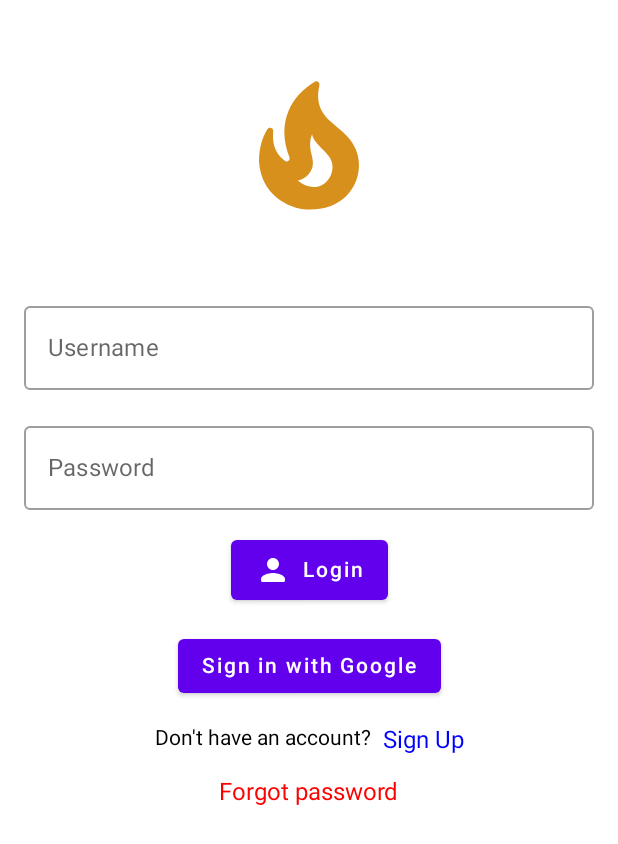
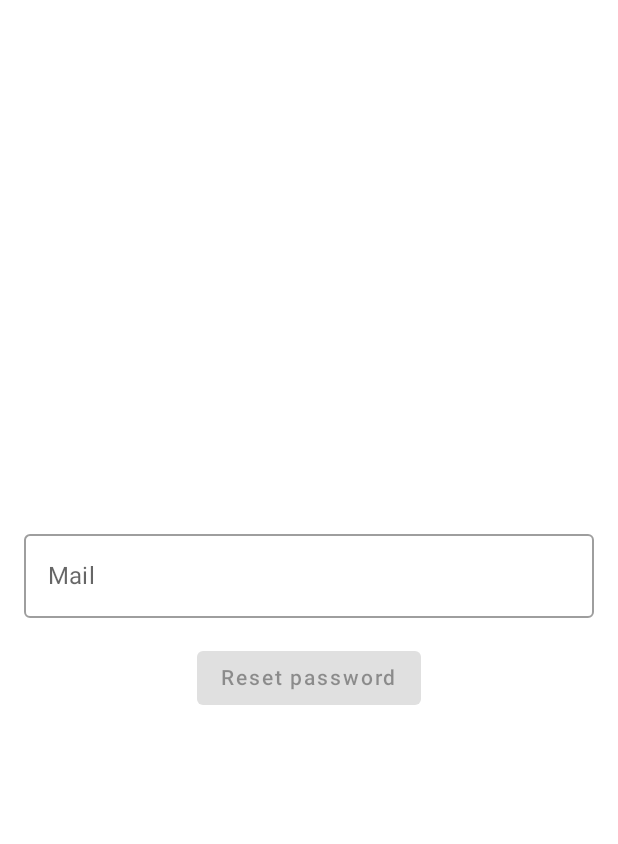
Before and after one commit to Mahmoud-m1994/complete-firebase, an Android app built with Jetpack Compose: the screen it shows after launch (MainActivity), after a tap on "Forgot password", on a phone screen of 412 x 824 dp. Shown: the top 844 px of the screen. Run offline under Robolectric (Android 15) with nearby library versions, the phone set to English and light mode, and no system bars; our stand-ins replace Firebase (no records; nobody signed in at launch, a user with empty details on screens opened directly).

Commit message:
implemented forgot password functionality with simple UI

```diff
--- a/app/src/main/java/com/example/complete_firebase/navigation/MyNavigation.kt
+++ b/app/src/main/java/com/example/complete_firebase/navigation/MyNavigation.kt
@@ -6,6 +6,7 @@ import androidx.compose.runtime.Composable
 import androidx.navigation.compose.NavHost
 import androidx.navigation.compose.composable
 import androidx.navigation.compose.rememberNavController
+import com.example.complete_firebase.screens.ForgotPasswordScreen
 import com.example.complete_firebase.screens.LoginScreen
 import com.example.complete_firebase.screens.MainScreen
 import com.example.complete_firebase.screens.SplashScreen
@@ -28,5 +29,8 @@ fun MyNavigation(firebaseAuth: FirebaseAuth) {
                 Log.d("TAG", "MyNavigation: Back pressed")
             }
         }
+        composable(route = Screen.ForgotPasswordScreen.screenName) {
+            ForgotPasswordScreen(navController = navController, auth = firebaseAuth)
+        }
     }
 }
--- a/app/src/main/java/com/example/complete_firebase/navigation/Screen.kt
+++ b/app/src/main/java/com/example/complete_firebase/navigation/Screen.kt
@@ -4,6 +4,7 @@ sealed class Screen( val screenName: String) {
     object SplashScreen : Screen("splash_screen")
     object LoginScreen : Screen("login_screen")
     object MainScreen : Screen("main_screen")
+    object ForgotPasswordScreen : Screen("forgot_password_screen")
 
     fun getArg(vararg args: String) : String {
         val output = buildString {
--- /dev/null
+++ b/app/src/main/java/com/example/complete_firebase/screens/ForgotPasswordScreen.kt
@@ -0,0 +1,72 @@
+package com.example.complete_firebase.screens
+
+import android.util.Log
+import androidx.compose.foundation.layout.Arrangement
+import androidx.compose.foundation.layout.Column
+import androidx.compose.foundation.layout.fillMaxSize
+import androidx.compose.foundation.layout.fillMaxWidth
+import androidx.compose.foundation.layout.padding
+import androidx.compose.material.OutlinedTextField
+import androidx.compose.material.Text
+import androidx.compose.runtime.Composable
+import androidx.compose.runtime.getValue
+import androidx.compose.runtime.mutableStateOf
+import androidx.compose.runtime.remember
+import androidx.compose.runtime.setValue
+import androidx.compose.ui.Alignment
+import androidx.compose.ui.Modifier
+import androidx.compose.ui.unit.dp
+import androidx.navigation.NavController
+import com.example.complete_firebase.components.PrimaryButton
+import com.google.firebase.auth.FirebaseAuth
+
+@Composable
+fun ForgotPasswordScreen(auth: FirebaseAuth, navController: NavController) {
+    Column(
+        verticalArrangement = Arrangement.Center,
+        horizontalAlignment = Alignment.CenterHorizontally,
+        modifier = Modifier
+            .fillMaxSize()
+            .padding(horizontal = 16.dp)
+    ) {
+        var mail by remember { mutableStateOf("") }
+        var mailSent by remember { mutableStateOf(false) }
+        OutlinedTextField(
+            value = mail,
+            onValueChange = { mail = it },
+            label = { Text(text = "Mail") },
+            modifier = Modifier
+                .fillMaxWidth()
+                .padding(bottom = 16.dp)
+        )
+        PrimaryButton(
+            text = "Reset password",
+            onClick = {
+                sendPasswordResetEmail(mail, auth)
+            },
+            enabled = mail.isNotEmpty()
+        )
+        if (mailSent) {
+            Text(text = "Email sent", modifier = Modifier.padding(top = 16.dp))
+            PrimaryButton(
+                text = "Back to login",
+                onClick = { navController.popBackStack() }
+            )
+        }
+    }
+}
+
+private fun sendPasswordResetEmail(mail: String, auth: FirebaseAuth) : Boolean {
+    var mailSent = false
+    auth.sendPasswordResetEmail(mail)
+        .addOnCompleteListener { task ->
+            mailSent = if (task.isSuccessful) {
+                Log.d(TAG, "Email sent.")
+                true
+            } else {
+                Log.d(TAG, "Email not sent.")
+                false
+            }
+        }
+    return mailSent
+}
--- a/app/src/main/java/com/example/complete_firebase/screens/LoginScreen.kt
+++ b/app/src/main/java/com/example/complete_firebase/screens/LoginScreen.kt
@@ -41,7 +41,7 @@ fun LoginScreen(navController: NavController, auth: FirebaseAuth) {
             .fillMaxSize()
             .padding(horizontal = 16.dp)
     ) {
-        var username by remember { mutableStateOf("") }
+        var mail by remember { mutableStateOf("") }
         var password by remember { mutableStateOf("") }
         Spacer(modifier = Modifier.height(32.dp))
         Icon(
@@ -54,9 +54,9 @@ fun LoginScreen(navController: NavController, auth: FirebaseAuth) {
         )
         Spacer(modifier = Modifier.height(16.dp))
         OutlinedTextField(
-            value = username,
-            onValueChange = { username = it },
-            label = { Text(text = "Username") },
+            value = mail,
+            onValueChange = { mail = it },
+            label = { Text(text = "Mail") },
             modifier = Modifier.fillMaxWidth()
         )
         OutlinedTextField(
@@ -69,7 +69,7 @@ fun LoginScreen(navController: NavController, auth: FirebaseAuth) {
             text = stringResource(R.string.sign_in),
             icon = Icons.Rounded.Person,
             onClick = {
-                login(username, password, auth, navController)
+                login(mail, password, auth, navController)
             }
         )
 
@@ -86,18 +86,15 @@ fun LoginScreen(navController: NavController, auth: FirebaseAuth) {
                 fontSize = 16,
                 textColor = Color.Blue,
                 onClick = {
-                    signUpUser(username, password, auth, navController)
+                    signUpUser(mail, password, auth, navController)
                 }
             )
         }
-
         TextButton(
             text = stringResource(R.string.forgot_password),
             fontSize = 16,
             textColor = Color.Red,
-            onClick = {
-                // navController.navigate(Screen.SignUpScreen.route)
-            }
+            onClick = { navController.navigate(Screen.ForgotPasswordScreen.getArg()) }
         )
     }
 }
@@ -112,11 +109,12 @@ private fun signUpUser(
     auth.createUserWithEmailAndPassword(email, password)
         .addOnCompleteListener { task ->
             if (task.isSuccessful) {
-                Log.d(com.example.complete_firebase.TAG, "createUserWithEmailAndPassword:success")
+                Log.d(TAG, "createUserWithEmailAndPassword:success")
+                login(email, password, auth, navController) // login user automatically after sign up
             } else {
-                Log.w(com.example.complete_firebase.TAG, "createUserWithEmailAndPassword:failure", task.exception)
+                Log.w(TAG, "createUserWithEmailAndPassword:failure", task.exception)
                 if (task.exception is FirebaseAuthUserCollisionException) {
-                    Log.d(com.example.complete_firebase.TAG, "User already exists")
+                    Log.d(TAG, "User already exists")
                 }
             }
         }
```
Also changed, not shown: app/src/main/java/com/example/complete_firebase/screens/MainScreen.kt (+13 -3 lines).
